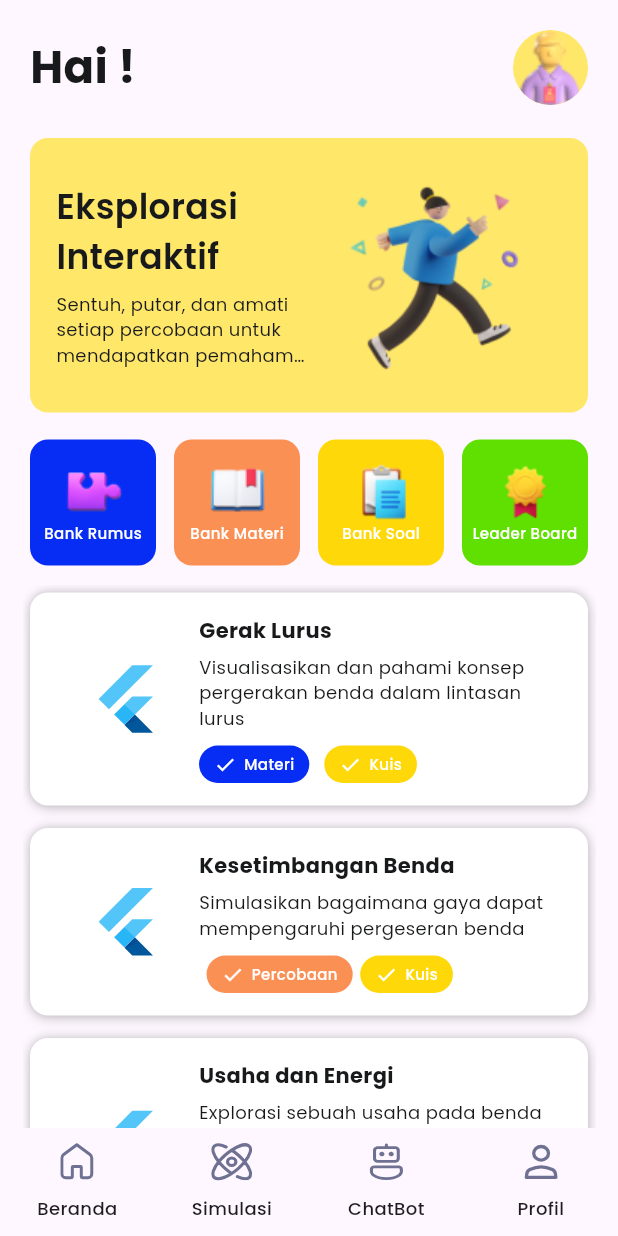
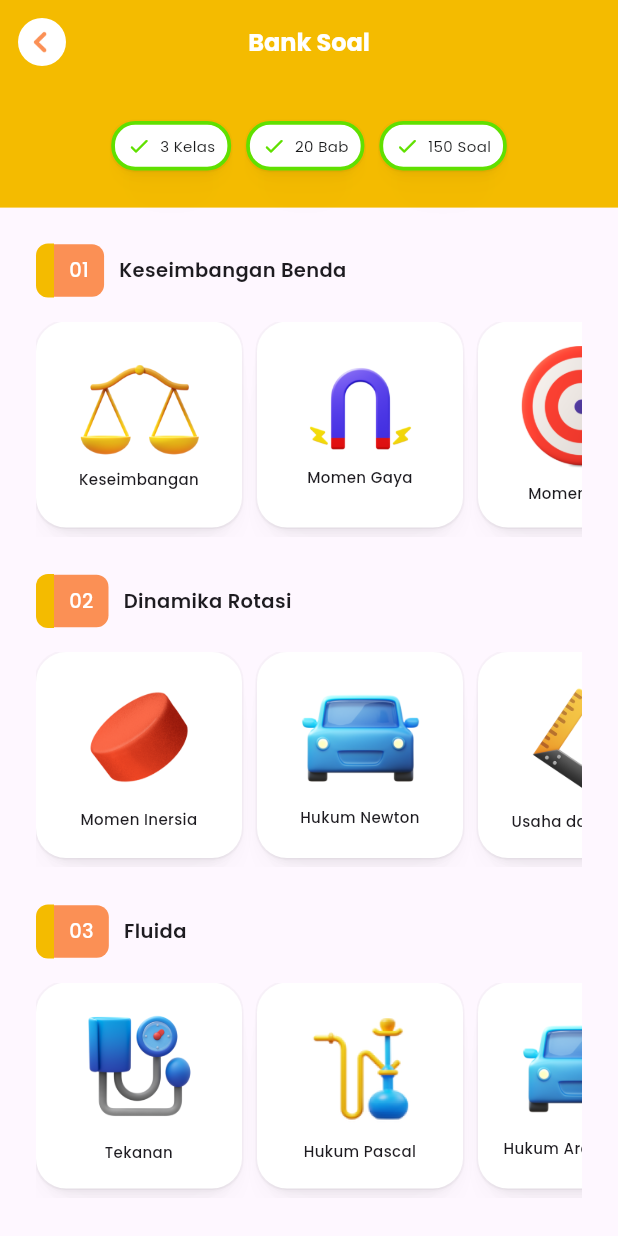
Before and after one commit to fisimate/fisimate-app, a Flutter app: the MainView screen opened by its route, after a tap on "Bank Soal", on a phone screen of 412 x 824 dp. Run offline on Flutter 3.47's test engine with Material 3 defaults, Android fonts, the phone set to English and light mode, and no system bars; our stand-ins replace connectivity_plus, flutter_secure_storage, flutter_svg, gap, get; accounts and stored records are empty.

Commit message:
Add bank soal page ui and some dummy data (#8)
* feat(home): home page ui slicing with dummy data

* style(home): add bounce animation for listview

* feat(bank-soal): bank soal page ui slicing

* feat(home): add obx to bottom navbar and user first name text

```diff
--- /dev/null
+++ b/lib/app/modules/bank_soal/bindings/bank_soal_binding.dart
@@ -0,0 +1,12 @@
+import 'package:get/get.dart';
+
+import '../controllers/bank_soal_controller.dart';
+
+class BankSoalBinding extends Bindings {
+  @override
+  void dependencies() {
+    Get.lazyPut<BankSoalController>(
+      () => BankSoalController(),
+    );
+  }
+}
--- /dev/null
+++ b/lib/app/modules/bank_soal/controllers/bank_soal_controller.dart
@@ -0,0 +1,23 @@
+import 'package:get/get.dart';
+
+class BankSoalController extends GetxController {
+  //TODO: Implement BankSoalController
+
+  final count = 0.obs;
+  @override
+  void onInit() {
+    super.onInit();
+  }
+
+  @override
+  void onReady() {
+    super.onReady();
+  }
+
+  @override
+  void onClose() {
+    super.onClose();
+  }
+
+  void increment() => count.value++;
+}
--- /dev/null
+++ b/lib/app/modules/bank_soal/views/bank_soal_view.dart
@@ -0,0 +1,187 @@
+import 'package:fisimate/app/theme/colors.dart';
+import 'package:fisimate/app/theme/fonts.dart';
+import 'package:fisimate/app/theme/sizing.dart';
+import 'package:fisimate/app/widgets/custom_chip.dart';
+import 'package:fisimate/app/widgets/custom_subject_widget.dart';
+import 'package:flutter/material.dart';
+import 'package:gap/gap.dart';
+
+import 'package:get/get.dart';
+
+import '../controllers/bank_soal_controller.dart';
+
+class BankSoalView extends GetView<BankSoalController> {
+  const BankSoalView({Key? key}) : super(key: key);
+  @override
+  Widget build(BuildContext context) {
+    return Scaffold(
+      body: NestedScrollView(
+        headerSliverBuilder: (context, innerBoxIsScrolled) {
+          return [
+            SliverAppBar(
+              backgroundColor: CustomColor.bankSoal,
+              title: Text(
+                'Bank Soal',
+                style: headingBold.copyWith(color: CustomColor.whiteColor),
+              ),
+              centerTitle: true,
+              automaticallyImplyLeading: false,
+              leading: IconButton(
+                icon: CircleAvatar(
+                  radius: 16,
+                  backgroundColor: CustomColor.whiteColor,
+                  child: Padding(
+                    padding: const EdgeInsets.only(right: 4.0),
+                    child: Image.asset('assets/icons/arrow-back.png'),
+                  ),
+                ),
+                onPressed: () {
+                  Get.back();
+                },
+              ),
+            ),
+            SliverList(
+              delegate: SliverChildListDelegate(
+                [
+                  Container(
+                    width: CustomSize.maxWidth,
+                    height: CustomSize.maxHeight / 10,
+                    decoration: BoxDecoration(color: CustomColor.bankSoal),
+                    child: const Row(
+                      mainAxisAlignment: MainAxisAlignment.center,
+                      children: [
+                        CustomChip(label: '3 Kelas'),
+                        Gap(10.0),
+                        CustomChip(label: '20 Bab'),
+                        Gap(10.0),
+                        CustomChip(label: '150 Soal')
+                      ],
+                    ),
+                  ),
+                ],
+              ),
+            ),
+          ];
+        },
+        body: const Padding(
+          padding: EdgeInsets.all(CustomSize.marginLarge),
+          child: Column(
+            children: [
+              CustomSubjectTitleWidget(
+                no: '01',
+                title: 'Keseimbangan Benda',
+              ),
+              Gap(16.0),
+              SingleChildScrollView(
+                scrollDirection: Axis.horizontal,
+                padding: EdgeInsets.only(bottom: 6.0),
+                child: Row(
+                  crossAxisAlignment: CrossAxisAlignment.start,
+                  children: [
+                    CustomSubjectCard(
+                      assetPath: 'assets/icons/scales.png',
+                      title: 'Keseimbangan',
+                    ),
+                    Gap(10.0),
+                    CustomSubjectCard(
+                      assetPath: 'assets/icons/magnetic.png',
+                      title: 'Momen Gaya',
+                    ),
+                    Gap(10.0),
+                    CustomSubjectCard(
+                      assetPath: 'assets/icons/dart.png',
+                      title: 'Momen Gaya',
+                    ),
+                    Gap(10.0),
+                    CustomSubjectCard(
+                      assetPath: 'assets/icons/judges-gavel.png',
+                      title: 'Momen Gaya',
+                    ),
+                  ],
+                ),
+              ),
+              Gap(25.0),
+              CustomSubjectTitleWidget(
+                no: '02',
+                title: 'Dinamika Rotasi',
+              ),
+              Gap(16.0),
+              SingleChildScrollView(
+                scrollDirection: Axis.horizontal,
+                padding: EdgeInsets.only(bottom: 6.0),
+                child: Row(
+                  crossAxisAlignment: CrossAxisAlignment.start,
+                  children: [
+                    CustomSubjectCard(
+                      assetPath: 'assets/icons/round-red-figure.png',
+                      title: 'Momen Inersia',
+                    ),
+                    Gap(10.0),
+                    CustomSubjectCard(
+                      assetPath: 'assets/icons/blue-car.png',
+                      title: 'Hukum Newton',
+                    ),
+                    Gap(10.0),
+                    CustomSubjectCard(
+                      assetPath: 'assets/icons/carpenter-ruler.png',
+                      title: 'Usaha dan Energi',
+                    ),
+                    Gap(10.0),
+                    CustomSubjectCard(
+                      assetPath: 'assets/icons/autism.png',
+                      title: 'Momentum Sudut',
+                    ),
+                    Gap(10.0),
+                    CustomSubjectCard(
+                      assetPath: 'assets/icons/judges-gavel.png',
+                      title: 'Momen Integral',
+                    ),
+                  ],
+                ),
+              ),
+              Gap(25.0),
+              CustomSubjectTitleWidget(
+                no: '03',
+                title: 'Fluida',
+              ),
+              Gap(16.0),
+              SingleChildScrollView(
+                scrollDirection: Axis.horizontal,
+                padding: EdgeInsets.only(bottom: 6.0),
+                child: Row(
+                  crossAxisAlignment: CrossAxisAlignment.start,
+                  children: [
+                    CustomSubjectCard(
+                      assetPath: 'assets/icons/tonometer.png',
+                      title: 'Tekanan',
+                    ),
+                    Gap(10.0),
+                    CustomSubjectCard(
+                      assetPath: 'assets/icons/hookah.png',
+                      title: 'Hukum Pascal',
+                    ),
+                    Gap(10.0),
+                    CustomSubjectCard(
+                      assetPath: 'assets/icons/blue-car.png',
+                      title: 'Hukum Archimedes',
+                    ),
+                    Gap(10.0),
+                    CustomSubjectCard(
+                      assetPath: 'assets/icons/autism.png',
+                      title: 'Aplikasi Hukum Archimedes',
+                    ),
+                    Gap(10.0),
+                    CustomSubjectCard(
+                      assetPath: 'assets/icons/judges-gavel.png',
+                      title: 'Momen Integral',
+                    ),
+                  ],
+                ),
+              )
+            ],
+          ),
+        ),
+      ),
+    );
+  }
+}
--- a/lib/app/modules/main/home/views/home_view.dart
+++ b/lib/app/modules/main/home/views/home_view.dart
@@ -27,11 +27,13 @@ class HomeView extends GetView<HomeController> {
                 Row(
                   mainAxisAlignment: MainAxisAlignment.spaceBetween,
                   children: <Widget>[
-                    Text(
-                      'Hai ${controller.userFirstName.value}!',
-                      style: poppinsBold.copyWith(
-                        fontSize: 30,
-                        color: CustomColor.blackColor,
+                    Obx(
+                      () => Text(
+                        'Hai ${controller.userFirstName.value}!',
+                        style: poppinsBold.copyWith(
+                          fontSize: 30,
+                          color: CustomColor.blackColor,
+                        ),
                       ),
                     ),
                     CircleAvatar(
@@ -44,61 +46,7 @@ class HomeView extends GetView<HomeController> {
                   ],
                 ),
                 const Gap(22),
-                Container(
-                  decoration: BoxDecoration(
-                    color: CustomColor.yellowColor,
-                    borderRadius: BorderRadius.circular(
-                      CustomSize.roundedMedium,
-                    ),
-                  ),
-                  child: Container(
-                    margin: const EdgeInsets.symmetric(
-                      horizontal: 17.5,
-                    ),
-                    child: Row(
-                      children: <Widget>[
-                        Expanded(
-                          child: Container(
-                            margin: const EdgeInsets.symmetric(
-                              vertical: 30,
-                            ),
-                            child: Column(
-                              crossAxisAlignment: CrossAxisAlignment.start,
-                              children: <Widget>[
-                                Text(
-                                  'Eksplorasi\nInteraktif',
-                                  style: poppinsSemiBold.copyWith(
-                                    fontSize: 23,
-                                    color: CustomColor.blackColor,
-                                  ),
-                                ),
-                                const Gap(6),
-                                Text(
-                                  'Sentuh, putar, dan amati setiap percobaan untuk mendapatkan pemahaman yang mendalam.',
-                                  style: poppinsRegular.copyWith(
-                                    fontSize: 12,
-                                    color: CustomColor.blackColor,
-                                  ),
-                                  maxLines: 3,
-                                  overflow: TextOverflow.ellipsis,
-                                ),
-                              ],
-                            ),
-                          ),
-                        ),
-                        Expanded(
-                          child: Column(
-                            children: [
-                              Image.asset(
-                                "assets/images/header.png",
-                              ),
-                            ],
-                          ),
-                        ),
-                      ],
-                    ),
-                  ),
-                ),
+                buildHeader(),
                 const Gap(18),
               ],
             ),
@@ -131,7 +79,9 @@ class HomeView extends GetView<HomeController> {
                   label: 'Bank Soal',
                   iconPath: "assets/images/bank_soal.png",
                   color: CustomColor.orangeColor,
-                  onTap: () {},
+                  onTap: () {
+                    Get.toNamed(Routes.BANK_SOAL);
+                  },
                 ),
                 const Gap(
                   CustomSize.marginSmall,
@@ -139,7 +89,7 @@ class HomeView extends GetView<HomeController> {
                 _buildMenuItem(
                   label: 'Leader Board',
                   iconPath: "assets/images/leader_board.png",
-                  color: CustomColor.greenColor,
+                  color: CustomColor.darkGreenColor,
                   onTap: () {},
                 ),
               ],
@@ -152,13 +102,14 @@ class HomeView extends GetView<HomeController> {
               child: ListView.builder(
                 itemCount: 3,
                 padding: const EdgeInsets.all(5),
+                physics: const BouncingScrollPhysics(),
                 itemBuilder: (context, index) {
                   List<Map<String, dynamic>> topics = [
                     {
                       'label': 'Gerak Lurus',
                       'description':
                           'Visualisasikan dan pahami konsep pergerakan benda dalam lintasan lurus',
-                      'iconPath': "icon path goes here", // !TODO: add icon path
+                      'iconPath': 'assets/icons/blue-car.png',
                       'isMaterialAvailable': true,
                       'isExperimentAvailable': false,
                       'isQuizAvailable': true,
@@ -167,7 +118,7 @@ class HomeView extends GetView<HomeController> {
                       'label': 'Kesetimbangan Benda',
                       'description':
                           'Simulasikan bagaimana gaya dapat mempengaruhi pergeseran benda',
-                      'iconPath': "icon path goes here", // !TODO: add icon path
+                      'iconPath': 'assets/icons/scales.png',
                       'isMaterialAvailable': false,
                       'isExperimentAvailable': true,
                       'isQuizAvailable': true,
@@ -176,7 +127,7 @@ class HomeView extends GetView<HomeController> {
                       'label': 'Usaha dan Energi',
                       'description':
                           'Explorasi sebuah usaha pada benda dapat mengubah bentuk-bentuk energi',
-                      'iconPath': "icon path goes here", // !TODO: add icon path
+                      'iconPath': 'assets/icons/gas-cable.png',
                       'isMaterialAvailable': true,
                       'isExperimentAvailable': true,
                       'isQuizAvailable': true,
@@ -197,6 +148,64 @@ class HomeView extends GetView<HomeController> {
             ),
           ),
         ],
+      ),
+    );
+  }
+
+  Container buildHeader() {
+    return Container(
+      decoration: BoxDecoration(
+        color: CustomColor.yellowColor,
+        borderRadius: BorderRadius.circular(
+          CustomSize.roundedMedium,
+        ),
+      ),
+      child: Container(
+        margin: const EdgeInsets.symmetric(
+          horizontal: 17.5,
+        ),
+        child: Row(
+          children: <Widget>[
+            Expanded(
+              child: Container(
+                margin: const EdgeInsets.symmetric(
+                  vertical: 30,
+                ),
+                child: Column(
+                  crossAxisAlignment: CrossAxisAlignment.start,
+                  children: <Widget>[
+                    Text(
+                      'Eksplorasi\nInteraktif',
+                      style: poppinsSemiBold.copyWith(
+                        fontSize: 23,
+                        color: CustomColor.blackColor,
+                      ),
+                    ),
+                    const Gap(6),
+                    Text(
+                      'Sentuh, putar, dan amati setiap percobaan untuk mendapatkan pemahaman yang mendalam.',
+                      style: poppinsRegular.copyWith(
+                        fontSize: 12,
+                        color: CustomColor.blackColor,
+                      ),
+                      maxLines: 3,
+                      overflow: TextOverflow.ellipsis,
+                    ),
+                  ],
+                ),
+              ),
+            ),
+            Expanded(
+              child: Column(
+                children: [
+                  Image.asset(
+                    "assets/images/header.png",
+                  ),
+                ],
+              ),
+            ),
+          ],
+        ),
       ),
     );
   }
@@ -234,12 +243,13 @@ class HomeView extends GetView<HomeController> {
       ),
       child: Row(
         children: <Widget>[
-          const Expanded(
+          Expanded(
             flex: 2,
-            child: FlutterLogo(
-              size: 50,
+            child: Image.asset(
+              iconPath,
             ),
           ),
+          const Gap(15),
           Expanded(
             flex: 5,
             child: Column(
@@ -251,16 +261,19 @@ class HomeView extends GetView<HomeController> {
                     fontSize: 14,
                     color: CustomColor.blackColor,
                   ),
+                  maxLines: 1,
+                  overflow: TextOverflow.ellipsis,
                 ),
-                const Gap(6),
                 Text(
                   description,
                   style: poppinsRegular.copyWith(
                     fontSize: 12,
                     color: CustomColor.blackColor,
                   ),
+                  maxLines: 2,
+                  overflow: TextOverflow.ellipsis,
                 ),
-                const Gap(10),
+                const Gap(8),
                 Wrap(
                   alignment: WrapAlignment.start,
                   runAlignment: WrapAlignment.start,
@@ -303,12 +316,15 @@ class HomeView extends GetView<HomeController> {
     required Function() onTap,
   }) {
     return Expanded(
-      child: GestureDetector(
+      child: InkWell(
         onTap: onTap,
+        splashFactory: InkRipple.splashFactory,
+        borderRadius: BorderRadius.circular(
+          CustomSize.roundedMedium,
+        ),
         child: AspectRatio(
           aspectRatio: 1,
-          child: Container(
-            padding: const EdgeInsets.symmetric(vertical: 15),
+          child: Ink(
             decoration: BoxDecoration(
               color: color,
               borderRadius: BorderRadius.circular(
@@ -316,7 +332,7 @@ class HomeView extends GetView<HomeController> {
               ),
             ),
             child: Column(
-              mainAxisAlignment: MainAxisAlignment.spaceBetween,
+              mainAxisAlignment: MainAxisAlignment.center,
               children: <Widget>[
                 Image.asset(
                   iconPath,
@@ -364,7 +380,7 @@ class HomeView extends GetView<HomeController> {
             label,
             style: poppinsMedium.copyWith(
               color: CustomColor.whiteColor,
-              fontSize: 10,
+              fontSize: 7.5,
             ),
           ),
         ],
--- a/lib/app/modules/main/views/widgets/custom_bottom_navbar.dart
+++ b/lib/app/modules/main/views/widgets/custom_bottom_navbar.dart
@@ -1,4 +1,5 @@
 import 'package:fisimate/app/modules/main/controllers/main_controller.dart';
+import 'package:fisimate/app/theme/colors.dart';
 import 'package:fisimate/app/theme/fonts.dart';
 import 'package:flutter/material.dart';
 import 'package:flutter_svg/flutter_svg.dart';
@@ -16,22 +17,26 @@ class CustomBottomNavigationBar extends StatelessWidget {
       child: Row(
         children: <Widget>[
           _buildNavbarItem(
-            assetPath: "assets/icons/home.svg",
+            activeIconPath: "assets/icons/home_active.svg",
+            inActiveIconPath: "assets/icons/home_inactive.svg",
             label: "Beranda",
             index: 0,
           ),
           _buildNavbarItem(
-            assetPath: "assets/icons/experiment.svg",
+            activeIconPath: "assets/icons/experiment_active.svg",
+            inActiveIconPath: "assets/icons/experiment_inactive.svg",
             label: "Simulasi",
             index: 1,
           ),
           _buildNavbarItem(
-            assetPath: "assets/icons/chatbot.svg",
+            activeIconPath: "assets/icons/chatbot_active.svg",
+            inActiveIconPath: "assets/icons/chatbot_inactive.svg",
             label: "ChatBot",
             index: 2,
           ),
           _buildNavbarItem(
-            assetPath: "assets/icons/profile.svg",
+            activeIconPath: "assets/icons/profile_active.svg",
+            inActiveIconPath: "assets/icons/profile_inactive.svg",
             label: "Profil",
             index: 3,
           ),
@@ -41,30 +46,42 @@ class CustomBottomNavigationBar extends StatelessWidget {
   }
 
   Expanded _buildNavbarItem({
-    required String assetPath,
+    required String activeIconPath,
+    required String inActiveIconPath,
     required String label,
     required int index,
   }) {
+    MainController controller = Get.find<MainController>();
     return Expanded(
       child: InkResponse(
         onTap: () {
-          MainController controller = Get.find<MainController>();
           controller.changePage(index);
         },
         splashFactory: InkRipple.splashFactory,
         child: Column(
           mainAxisSize: MainAxisSize.min,
           children: <Widget>[
-            SvgPicture.asset(
-              assetPath,
-              height: 25,
+            Obx(
+              () => SvgPicture.asset(
+                controller.currentIndex.value == index
+                    ? activeIconPath
+                    : inActiveIconPath,
+                height: 25,
+              ),
             ),
             const Gap(
               10,
             ),
-            Text(
-              label,
-              style: poppinsMedium.copyWith(fontSize: 12),
+            Obx(
+              () => Text(
+                label,
+                style: poppinsMedium.copyWith(
+                  fontSize: 12,
+                  color: controller.currentIndex.value == index
+                      ? CustomColor.activeColor
+                      : CustomColor.inActiveColor,
+                ),
+              ),
             ),
           ],
         ),
--- a/lib/app/routes/app_pages.dart
+++ b/lib/app/routes/app_pages.dart
@@ -2,6 +2,8 @@ import 'package:get/get.dart';
 
 import '../modules/bank_materi/bindings/bank_materi_binding.dart';
 import '../modules/bank_materi/views/bank_materi_view.dart';
+import '../modules/bank_soal/bindings/bank_soal_binding.dart';
+import '../modules/bank_soal/views/bank_soal_view.dart';
 import '../modules/login/bindings/login_binding.dart';
 import '../modules/login/views/login_view.dart';
 import '../modules/main/bindings/main_binding.dart';
@@ -46,5 +48,10 @@ class AppPages {
       page: () => const BankMateriView(),
       binding: BankMateriBinding(),
     ),
+    GetPage(
+      name: _Paths.BANK_SOAL,
+      page: () => const BankSoalView(),
+      binding: BankSoalBinding(),
+    ),
   ];
 }
--- a/lib/app/routes/app_routes.dart
+++ b/lib/app/routes/app_routes.dart
@@ -9,6 +9,7 @@ abstract class Routes {
   static const LOGIN = _Paths.LOGIN;
   static const REGISTER = _Paths.REGISTER;
   static const BANK_MATERI = _Paths.BANK_MATERI;
+  static const BANK_SOAL = _Paths.BANK_SOAL;
 }
 
 abstract class _Paths {
@@ -17,4 +18,5 @@ abstract class _Paths {
   static const LOGIN = '/login';
   static const REGISTER = '/register';
   static const BANK_MATERI = '/bank-materi';
+  static const BANK_SOAL = '/bank-soal';
 }
--- a/lib/app/theme/colors.dart
+++ b/lib/app/theme/colors.dart
@@ -16,8 +16,9 @@ abstract class CustomColor {
 
   static Color blueColor = const Color(0xff072DF4);
   static Color lightBlueColor = const Color(0xff00C0FF);
+  static Color darkGreenColor = const Color(0xff00B232);
   static Color greenColor = const Color(0xff60E000);
-  static Color orangeColor = const Color(0xffFFD80A);
+  static Color orangeColor = const Color(0xffF4BB00);
   static Color yellowColor = const Color(0xffFFE769);
   static Color whiteColor = const Color(0xffFFFFFF);
   static Color blackColor = const Color(0xFF18191A);
@@ -25,8 +26,13 @@ abstract class CustomColor {
   static Color darkGreyColor = const Color(0xFFB5B5B5);
   static Color backgroundColor = const Color(0xFFf2f2f2);
 
+  // Colors for Bottom Navigation Bar
+  static Color activeColor = const Color(0xff072DF4);
+  static Color inActiveColor = const Color(0xFF6E7191);
+
   // Colors on Home
   static Color bankMateri = const Color(0xffFB9055);
+  static Color bankSoal = const Color(0xffF4BB00);
   static LinearGradient gradientOutline = const LinearGradient(
     colors: [
       Color(0xff60E000),
```
Also changed, not shown: assets/icons/chatbot_active.svg (added), assets/icons/chatbot_inactive.svg (renamed from assets/icons/chatbot.svg), assets/icons/experiment_active.svg (added), assets/icons/experiment_inactive.svg (renamed from assets/icons/experiment.svg), assets/icons/home_active.svg (added), assets/icons/home_inactive.svg (renamed from assets/icons/home.svg), assets/icons/profile_active.svg (added), assets/icons/profile_inactive.svg (renamed from assets/icons/profile.svg).
